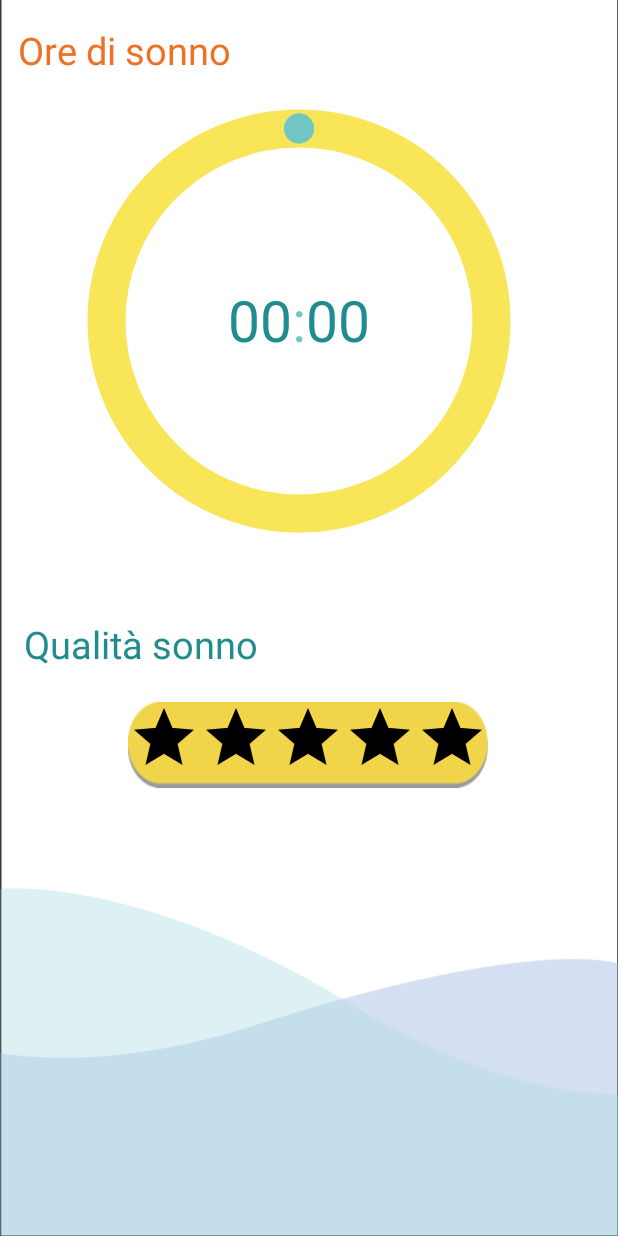
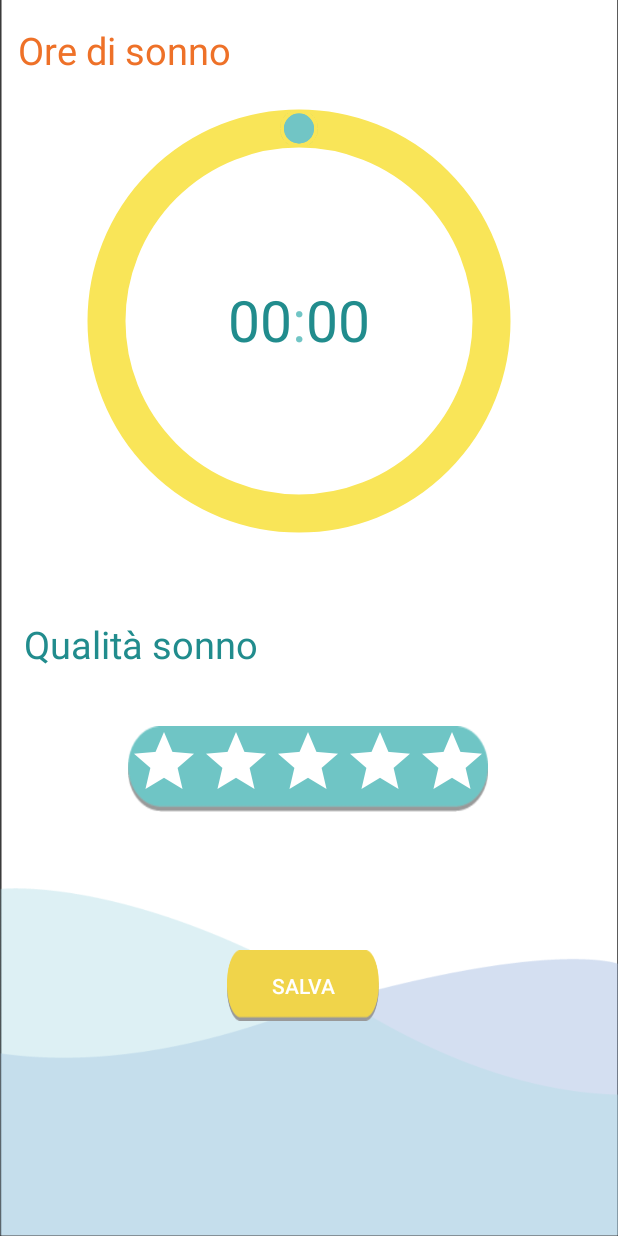
Before and after one commit to AntonioLezzi/Walk4U, an Android app: the Sonno screen opened directly, with no data from a screen before it, on a phone screen of 412 x 824 dp. Run offline under Robolectric (Android 15) with nearby library versions, the phone set to English and light mode, and no system bars; Roboto replaces fonts that are not available here.

Commit message:
Aggiunta icona applicazione, modifiche alla scrmata sonno.

```diff
--- a/app/src/main/AndroidManifest.xml
+++ b/app/src/main/AndroidManifest.xml
@@ -4,7 +4,7 @@
 
     <application
         android:allowBackup="true"
-        android:icon="@mipmap/ic_launcher"
+        android:icon="@mipmap/hdpi"
         android:label="@string/app_name"
         android:roundIcon="@mipmap/ic_launcher_round"
         android:supportsRtl="true"
--- a/app/src/main/java/com/example/walk4you/Sonno.java
+++ b/app/src/main/java/com/example/walk4you/Sonno.java
@@ -2,12 +2,24 @@ package com.example.walk4you;
 
 import android.support.v7.app.AppCompatActivity;
 import android.os.Bundle;
+import android.view.View;
+import android.widget.Button;
+import android.widget.Toast;
 
 public class Sonno extends AppCompatActivity {
+    private Button button;
 
     @Override
     protected void onCreate(Bundle savedInstanceState) {
         super.onCreate(savedInstanceState);
         setContentView(R.layout.activity_sonno);
+
+        Button buttonSalva=(Button) findViewById(R.id.buttonSalva);
+        buttonSalva.setOnClickListener(new View.OnClickListener() {
+            @Override
+            public void onClick(View v) {
+                Toast.makeText(getApplicationContext(),"Ore di sonno salvate", Toast.LENGTH_SHORT).show();
+            }
+        });
     }
 }
--- a/app/src/main/res/layout/activity_sonno.xml
+++ b/app/src/main/res/layout/activity_sonno.xml
@@ -54,15 +54,32 @@
         android:layout_alignParentEnd="true"
         android:layout_alignParentBottom="true"
         android:layout_marginStart="8dp"
-        android:layout_marginTop="468dp"
+        android:layout_marginTop="484dp"
         android:layout_marginEnd="8dp"
-        android:background="@drawable/pulsantegiallo"
+        android:background="@drawable/bottoneblu"
         android:numStars="5"
+        android:progressBackgroundTint="#fff"
+        android:progressTint="#f9e558"
         app:layout_constraintEnd_toEndOf="parent"
         app:layout_constraintHorizontal_bias="0.496"
         app:layout_constraintStart_toStartOf="parent"
+        app:layout_constraintTop_toTopOf="parent" />
+
+    <Button
+        android:id="@+id/buttonSalva"
+        android:layout_width="101dp"
+        android:layout_height="47dp"
+        android:layout_marginStart="8dp"
+        android:layout_marginTop="8dp"
+        android:layout_marginEnd="8dp"
+        android:layout_marginBottom="128dp"
+        android:background="@drawable/pulsantegiallo"
+        android:text="Salva"
+        app:layout_constraintBottom_toBottomOf="parent"
+        app:layout_constraintEnd_toEndOf="parent"
+        app:layout_constraintHorizontal_bias="0.486"
+        app:layout_constraintStart_toStartOf="parent"
         app:layout_constraintTop_toTopOf="parent"
-        android:progressTint="@color/colorWhite"
-        android:progressBackgroundTint="#000000"/>
+        app:layout_constraintVertical_bias="0.976" />
 
 </android.support.constraint.ConstraintLayout>
--- a/app/src/main/res/values/strings.xml
+++ b/app/src/main/res/values/strings.xml
@@ -1,5 +1,5 @@
 <resources>
-    <string name="app_name">walk4you</string>
+    <string name="app_name">WalkForYou</string>
     <string name="ben_tornato">Ben tornato!</string>
     <string name="title_activity_home">Home</string>
     <string name="title_home">Home</string>
```
Also changed, not shown: app/src/main/res/drawable/bottoneblu.png (added), app/src/main/res/mipmap-hdpi/hdpi.png (added), app/src/main/res/mipmap-hdpi/mdpi.png (added), app/src/main/res/mipmap-hdpi/xhdpi.png (added), app/src/main/res/mipmap-hdpi/xxhdpi.png (added), app/src/main/res/mipmap-hdpi/xxxhdpi.png (added).
